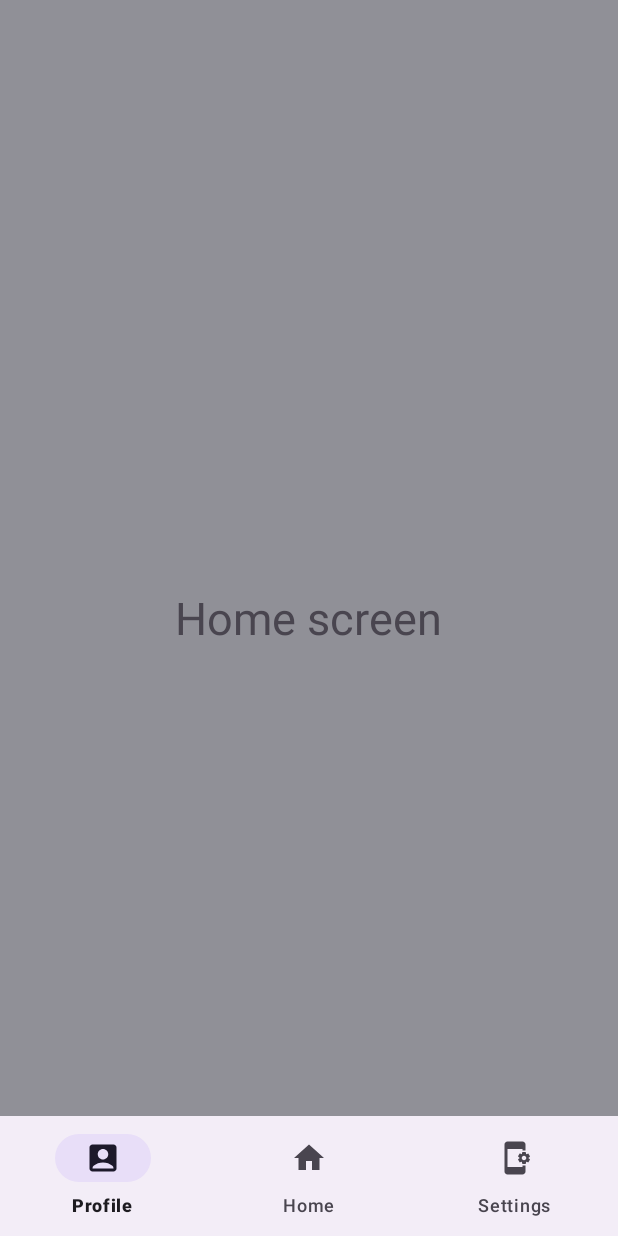
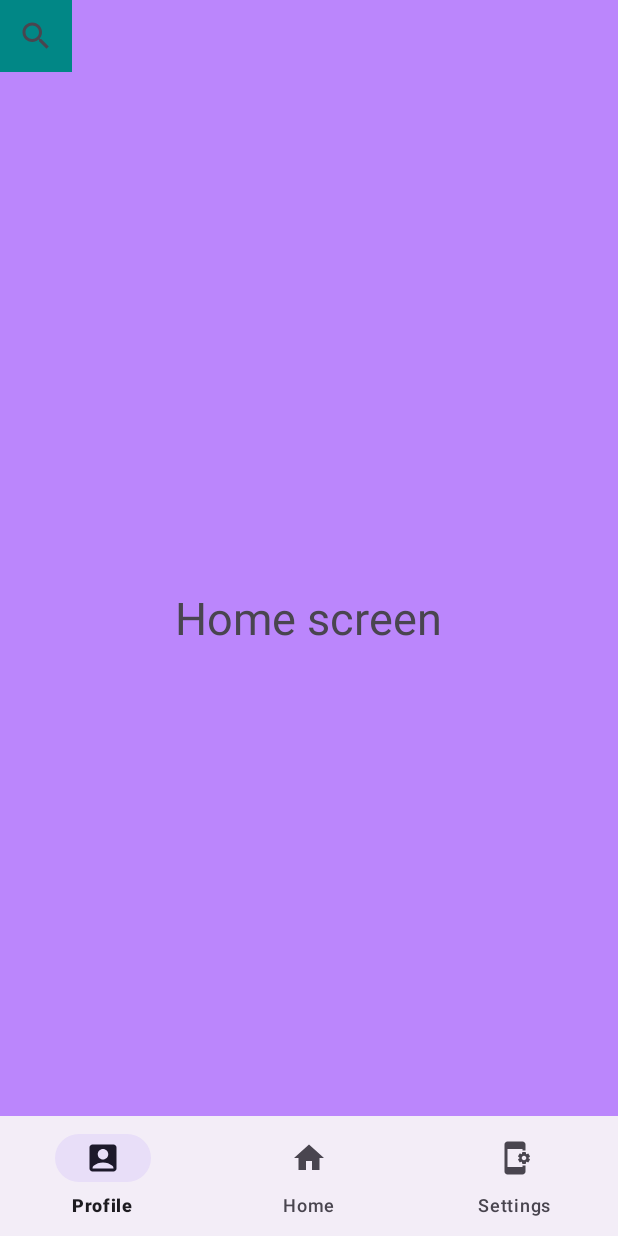
Before and after one commit to tadasgataveckas/android-game, an Android app: the screen it shows after launch (MainActivity), on a phone screen of 412 x 824 dp. Run offline under Robolectric (Android 15) with nearby library versions, the phone set to English and light mode, and no system bars; our stand-ins replace navigation-ui.

Commit message:
Paieska home lange

```diff
--- a/app/src/main/java/com/example/audiobook_app/HomeFragment.java
+++ b/app/src/main/java/com/example/audiobook_app/HomeFragment.java
@@ -34,7 +34,7 @@ public class HomeFragment extends Fragment {
      *
      * @param param1 Parameter 1.
      * @param param2 Parameter 2.
-     * @return A new instance of fragment HomeFragment.
+     * @return A new instance of fragment ProfileFragment.
      */
     // TODO: Rename and change types and number of parameters
     public static HomeFragment newInstance(String param1, String param2) {
--- a/app/src/main/java/com/example/audiobook_app/MainActivity.java
+++ b/app/src/main/java/com/example/audiobook_app/MainActivity.java
@@ -2,13 +2,12 @@ package com.example.audiobook_app;
 
 import android.os.Bundle;
 
-import com.google.android.material.snackbar.Snackbar;
-
 import androidx.appcompat.app.AppCompatActivity;
 
-import android.view.View;
+import android.view.Menu;
+import android.view.MenuItem;
 
-import androidx.core.view.WindowCompat;
+import androidx.appcompat.widget.SearchView;
 import androidx.fragment.app.Fragment;
 import androidx.fragment.app.FragmentManager;
 import androidx.fragment.app.FragmentTransaction;
@@ -31,7 +30,6 @@ public class MainActivity extends AppCompatActivity {
         binding = ActivityMainBinding.inflate(getLayoutInflater());
         setContentView(binding.getRoot());
         replaceFragment( new HomeFragment());
-
         binding.bottomNavigationView.setOnItemSelectedListener(item -> {
             if(item.getItemId() == R.id.homeNavMenu) {
                 replaceFragment(new HomeFragment());
@@ -62,4 +60,25 @@ public class MainActivity extends AppCompatActivity {
         fragmentTransaction.replace(R.id.frameLayoutNavigation,fragment);
         fragmentTransaction.commit();
     }
+
+    public boolean onCreateOptionsMenu(Menu menu){
+        getMenuInflater().inflate(R.menu.search_bar_menu,menu);
+        MenuItem menuItem = menu.findItem(R.id.app_bar_search);
+        SearchView searchView = (SearchView) menuItem.getActionView();
+        searchView.setOnQueryTextListener(new SearchView.OnQueryTextListener() {
+            @Override
+            public boolean onQueryTextSubmit(String query) {
+                //imp later
+                return false;
+            }
+
+            @Override
+            public boolean onQueryTextChange(String newText) {
+                //imp later
+                return false;
+            }
+
+        });
+        return super.onCreateOptionsMenu(menu);
+    }
 }
--- a/app/src/main/java/com/example/audiobook_app/ProfileFragment.java
+++ b/app/src/main/java/com/example/audiobook_app/ProfileFragment.java
@@ -34,7 +34,7 @@ public class ProfileFragment extends Fragment {
      *
      * @param param1 Parameter 1.
      * @param param2 Parameter 2.
-     * @return A new instance of fragment ProfileFragment.
+     * @return A new instance of fragment HomeFragment.
      */
     // TODO: Rename and change types and number of parameters
     public static ProfileFragment newInstance(String param1, String param2) {
--- /dev/null
+++ b/app/src/main/res/drawable/baseline_book_24.xml
@@ -0,0 +1,5 @@
+<vector android:height="24dp" android:tint="#000000"
+    android:viewportHeight="24" android:viewportWidth="24"
+    android:width="24dp" xmlns:android="http://schemas.android.com/apk/res/android">
+    <path android:fillColor="@android:color/white" android:pathData="M18,2H6c-1.1,0 -2,0.9 -2,2v16c0,1.1 0.9,2 2,2h12c1.1,0 2,-0.9 2,-2V4c0,-1.1 -0.9,-2 -2,-2zM6,4h5v8l-2.5,-1.5L6,12V4z"/>
+</vector>
--- a/app/src/main/res/layout/activity_main.xml
+++ b/app/src/main/res/layout/activity_main.xml
@@ -7,6 +7,20 @@
     android:fitsSystemWindows="true"
     tools:context=".MainActivity">
 
+
+    <SearchView
+
+        android:id="@+id/app_bar_search"
+        android:layout_width="wrap_content"
+        android:layout_height="wrap_content"
+        android:layout_gravity="top"
+        android:background="@color/teal_700"
+        app:layout_constraintEnd_toEndOf="parent"
+        app:layout_constraintTop_toTopOf="parent"
+        app:menu="@menu/search_bar_menu">
+
+    </SearchView>
+
     <FrameLayout
         android:id="@+id/frameLayoutNavigation"
         android:layout_width="0dp"
@@ -14,7 +28,8 @@
         app:layout_constraintBottom_toBottomOf="parent"
         app:layout_constraintEnd_toEndOf="parent"
         app:layout_constraintStart_toStartOf="parent"
-        app:layout_constraintTop_toTopOf="parent">
+        app:layout_constraintTop_toTopOf="parent"
+        app:layout_constraintVertical_bias="0.0">
 
     </FrameLayout>
 
@@ -28,6 +43,8 @@
         app:menu="@menu/bottom_nav_menu"
 
 
-        />
+        >
+
+    </com.google.android.material.bottomnavigation.BottomNavigationView>
 
 </androidx.constraintlayout.widget.ConstraintLayout>
--- a/app/src/main/res/layout/fragment_home.xml
+++ b/app/src/main/res/layout/fragment_home.xml
@@ -1,20 +1,29 @@
 <?xml version="1.0" encoding="utf-8"?>
 <FrameLayout xmlns:android="http://schemas.android.com/apk/res/android"
+    xmlns:app="http://schemas.android.com/apk/res-auto"
     xmlns:tools="http://schemas.android.com/tools"
     android:layout_width="match_parent"
     android:layout_height="match_parent"
-    android:background="@color/material_dynamic_neutral60"
+    android:background="@color/purple_200"
     tools:context=".HomeFragment">
 
     <!-- TODO: Update blank fragment layout -->
+    <SearchView
+        android:id="@+id/app_bar_search"
+        android:layout_width="wrap_content"
+        android:layout_height="wrap_content"
+        android:layout_gravity="top"
+        android:background="@color/teal_700"
+        app:layout_constraintEnd_toEndOf="parent"
+        app:layout_constraintTop_toTopOf="parent"
+        app:menu="@menu/search_bar_menu" />
 
     <TextView
-        android:id="@+id/textView2"
         android:layout_width="wrap_content"
         android:layout_height="wrap_content"
-        android:layout_gravity="center"
         android:text="@string/home"
         android:textSize="30sp"
+        android:layout_gravity="center"
 
         />
 
--- a/app/src/main/res/layout/fragment_profile.xml
+++ b/app/src/main/res/layout/fragment_profile.xml
@@ -3,16 +3,19 @@
     xmlns:tools="http://schemas.android.com/tools"
     android:layout_width="match_parent"
     android:layout_height="match_parent"
-    android:background="@color/purple_200"
+    xmlns:app="http://schemas.android.com/apk/res-auto"
+    android:background="@color/material_dynamic_neutral60"
     tools:context=".ProfileFragment">
 
     <!-- TODO: Update blank fragment layout -->
+
     <TextView
+        android:id="@+id/textView2"
         android:layout_width="wrap_content"
         android:layout_height="wrap_content"
+        android:layout_gravity="center"
         android:text="@string/profile"
         android:textSize="30sp"
-        android:layout_gravity="center"
 
         />
 
--- a/app/src/main/res/menu/bottom_nav_menu.xml
+++ b/app/src/main/res/menu/bottom_nav_menu.xml
@@ -2,13 +2,13 @@
 <menu xmlns:android="http://schemas.android.com/apk/res/android">
 
     <item
-        android:id="@+id/homeNavMenu"
+        android:id="@+id/profileNavMenu"
         android:layout_width="wrap_content"
         android:layout_height="wrap_content"
         android:icon="@drawable/baseline_account_box_24"
         android:title="Profile" />
     <item
-        android:id="@+id/profileNavMenu"
+        android:id="@+id/homeNavMenu"
         android:layout_width="wrap_content"
         android:layout_height="wrap_content"
         android:icon="@drawable/baseline_home_24"
--- /dev/null
+++ b/app/src/main/res/menu/search_bar_menu.xml
@@ -0,0 +1,14 @@
+<?xml version="1.0" encoding="utf-8"?>
+<menu xmlns:android="http://schemas.android.com/apk/res/android"
+    xmlns:app="http://schemas.android.com/apk/res-auto">
+
+    <item
+        android:id="@+id/app_bar_search"
+        android:layout_width="wrap_content"
+        android:layout_height="wrap_content"
+        android:icon="@drawable/baseline_book_24"
+        android:title="@string/search"
+        app:actionViewClass="androidx.appcompat.widget.SearchView"
+        app:showAsAction="ifRoom|collapseActionView"
+        />
+</menu>
--- a/app/src/main/res/values/strings.xml
+++ b/app/src/main/res/values/strings.xml
@@ -10,6 +10,7 @@
     <string name="settings">Settings screen</string>
     <string name="home">Home screen</string>
     <string name="profile">Profile screen</string>
+    <string name="search">Type here</string>
     <string name="lorem_ipsum">
 
     </string>
```
